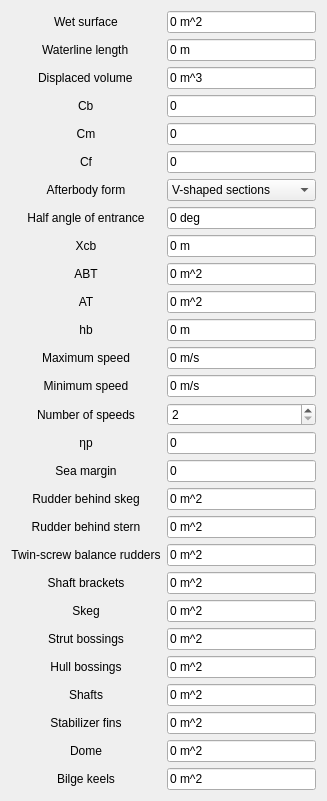
Above: freecad/ship/resources/ui/TaskPanel_resistanceHoltrop.ui from FreeCAD/freecad.ship before the change. Below: the same form after it.
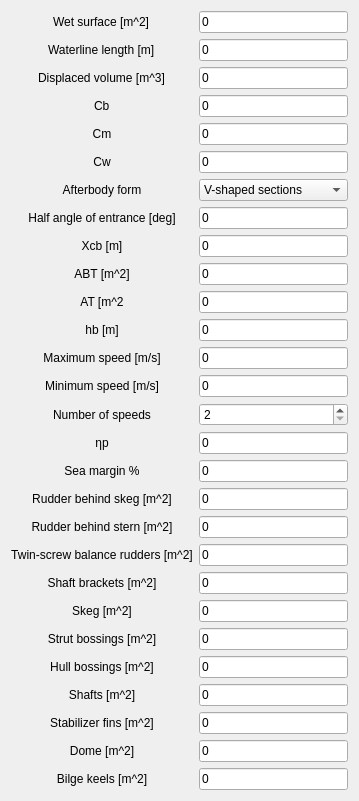
That is the form after the change. Custom widgets are drawn as their Qt base class.

Commit message: Updating of the units and inclusion of some ToolTips

```diff
--- a/freecad/ship/resources/ui/TaskPanel_resistanceHoltrop.ui
+++ b/freecad/ship/resources/ui/TaskPanel_resistanceHoltrop.ui
@@ -6,7 +6,7 @@
    <rect>
     <x>0</x>
     <y>0</y>
-    <width>308</width>
+    <width>332</width>
     <height>742</height>
    </rect>
   </property>
@@ -38,7 +38,7 @@
      <item row="17" column="1">
       <widget class="Gui::InputField" name="rbskeg">
        <property name="text">
-        <string notr="true">0 m^2</string>
+        <string notr="true">0</string>
        </property>
        <property name="unit" stdset="0">
         <string notr="true">m^2</string>
@@ -73,14 +73,14 @@
         </sizepolicy>
        </property>
        <property name="text">
-        <string>Displaced volume</string>
+        <string>Displaced volume [m^3]</string>
        </property>
       </widget>
      </item>
      <item row="7" column="0">
       <widget class="QLabel" name="iE_label">
        <property name="text">
-        <string>Half angle of entrance</string>
+        <string>Half angle of entrance [deg]</string>
        </property>
        <property name="alignment">
         <set>Qt::AlignCenter</set>
@@ -90,7 +90,7 @@
      <item row="26" column="1">
       <widget class="Gui::InputField" name="dome">
        <property name="text">
-        <string notr="true">0 m^2</string>
+        <string notr="true">0</string>
        </property>
        <property name="unit" stdset="0">
         <string notr="true">m^2</string>
@@ -103,7 +103,7 @@
      <item row="2" column="1">
       <widget class="Gui::InputField" name="volume">
        <property name="text">
-        <string notr="true">0 m^3</string>
+        <string notr="true">0</string>
        </property>
        <property name="unit" stdset="0">
         <string notr="true">m^3</string>
@@ -116,7 +116,7 @@
      <item row="1" column="1">
       <widget class="Gui::InputField" name="Lw">
        <property name="text">
-        <string notr="true">0 m</string>
+        <string notr="true">0</string>
        </property>
        <property name="maxLength">
         <number>100000</number>
@@ -138,7 +138,7 @@
         </sizepolicy>
        </property>
        <property name="text">
-        <string>Rudder behind stern</string>
+        <string>Rudder behind stern [m^2]</string>
        </property>
        <property name="alignment">
         <set>Qt::AlignCenter</set>
@@ -154,7 +154,7 @@
         </sizepolicy>
        </property>
        <property name="text">
-        <string>Waterline length</string>
+        <string>Waterline length [m]</string>
        </property>
       </widget>
      </item>
@@ -177,7 +177,7 @@
      <item row="10" column="1">
       <widget class="Gui::InputField" name="AT">
        <property name="text">
-        <string notr="true">0 m^2</string>
+        <string notr="true">0</string>
        </property>
        <property name="unit" stdset="0">
         <string notr="true">m^2</string>
@@ -190,7 +190,7 @@
      <item row="9" column="1">
       <widget class="Gui::InputField" name="ABT">
        <property name="text">
-        <string notr="true">0 m^2</string>
+        <string notr="true">0</string>
        </property>
        <property name="unit" stdset="0">
         <string notr="true">m^2</string>
@@ -235,7 +235,7 @@
      <item row="27" column="1">
       <widget class="Gui::InputField" name="bkl">
        <property name="text">
-        <string notr="true">0 m^2</string>
+        <string notr="true">0</string>
        </property>
        <property name="unit" stdset="0">
         <string notr="true">m^2</string>
@@ -248,7 +248,7 @@
      <item row="0" column="1">
       <widget class="Gui::InputField" name="Sw">
        <property name="text">
-        <string notr="true">0 m^2</string>
+        <string notr="true">0</string>
        </property>
        <property name="unit" stdset="0">
         <string notr="true">m^2</string>
@@ -261,7 +261,7 @@
      <item row="23" column="1">
       <widget class="Gui::InputField" name="hull_bossings">
        <property name="text">
-        <string notr="true">0 m^2</string>
+        <string notr="true">0</string>
        </property>
        <property name="unit" stdset="0">
         <string notr="true">m^2</string>
@@ -280,7 +280,7 @@
         </sizepolicy>
        </property>
        <property name="text">
-        <string>Bilge keels</string>
+        <string>Bilge keels [m^2]</string>
        </property>
        <property name="alignment">
         <set>Qt::AlignCenter</set>
@@ -303,7 +303,7 @@
      <item row="19" column="1">
       <widget class="Gui::InputField" name="twsbr">
        <property name="text">
-        <string notr="true">0 m^2</string>
+        <string notr="true">0</string>
        </property>
        <property name="maxLength">
         <number>100000</number>
@@ -325,7 +325,7 @@
         </sizepolicy>
        </property>
        <property name="text">
-        <string>Shafts</string>
+        <string>Shafts [m^2]</string>
        </property>
        <property name="alignment">
         <set>Qt::AlignCenter</set>
@@ -335,7 +335,7 @@
      <item row="18" column="1">
       <widget class="Gui::InputField" name="rbstern">
        <property name="text">
-        <string notr="true">0 m^2</string>
+        <string notr="true">0</string>
        </property>
        <property name="unit" stdset="0">
         <string notr="true">m^2</string>
@@ -357,7 +357,7 @@
         <string>&lt;html&gt;&lt;head/&gt;&lt;body&gt;&lt;p&gt;Inmersed part of the tranverse area of the transom at zero speed.&lt;/p&gt;&lt;/body&gt;&lt;/html&gt;</string>
        </property>
        <property name="text">
-        <string>AT</string>
+        <string>AT [m^2</string>
        </property>
        <property name="alignment">
         <set>Qt::AlignCenter</set>
@@ -367,7 +367,7 @@
      <item row="13" column="1">
       <widget class="Gui::InputField" name="min_speed">
        <property name="text">
-        <string notr="true">0 m/s</string>
+        <string notr="true">0</string>
        </property>
        <property name="unit" stdset="0">
         <string notr="true">m/s</string>
@@ -396,7 +396,7 @@
      <item row="22" column="1">
       <widget class="Gui::InputField" name="strut_bossing">
        <property name="text">
-        <string notr="true">0 m^2</string>
+        <string notr="true">0</string>
        </property>
        <property name="unit" stdset="0">
         <string notr="true">m^2</string>
@@ -409,7 +409,7 @@
      <item row="21" column="1">
       <widget class="Gui::InputField" name="skeg">
        <property name="text">
-        <string notr="true">0 m^2</string>
+        <string notr="true">0</string>
        </property>
        <property name="unit" stdset="0">
         <string notr="true">m^2</string>
@@ -422,7 +422,7 @@
      <item row="12" column="1">
       <widget class="Gui::InputField" name="max_speed">
        <property name="text">
-        <string notr="true">0 m/s</string>
+        <string notr="true">0</string>
        </property>
        <property name="unit" stdset="0">
         <string notr="true">m/s</string>
@@ -441,7 +441,7 @@
         </sizepolicy>
        </property>
        <property name="text">
-        <string>Shaft brackets</string>
+        <string>Shaft brackets [m^2]</string>
        </property>
        <property name="alignment">
         <set>Qt::AlignCenter</set>
@@ -451,7 +451,7 @@
      <item row="11" column="1">
       <widget class="Gui::InputField" name="hb">
        <property name="text">
-        <string notr="true">0 m</string>
+        <string notr="true">0</string>
        </property>
        <property name="unit" stdset="0">
         <string notr="true">m</string>
@@ -473,7 +473,7 @@
         <string>&lt;html&gt;&lt;head/&gt;&lt;body&gt;&lt;p&gt;Number of speed to compute the resistance.&lt;/p&gt;&lt;p&gt;&lt;br/&gt;&lt;/p&gt;&lt;/body&gt;&lt;/html&gt;</string>
        </property>
        <property name="text">
-        <string>Dome</string>
+        <string>Dome [m^2]</string>
        </property>
        <property name="alignment">
         <set>Qt::AlignCenter</set>
@@ -492,7 +492,7 @@
         <string>&lt;html&gt;&lt;head/&gt;&lt;body&gt;&lt;p&gt;Tranverse bulb area at the position where the still-water surface intersects the stem.&lt;/p&gt;&lt;/body&gt;&lt;/html&gt;</string>
        </property>
        <property name="text">
-        <string>ABT</string>
+        <string>ABT [m^2]</string>
        </property>
        <property name="alignment">
         <set>Qt::AlignCenter</set>
@@ -540,7 +540,7 @@
         <string>&lt;html&gt;&lt;head/&gt;&lt;body&gt;&lt;p&gt;Minimum speed to compute the resistance.&lt;/p&gt;&lt;/body&gt;&lt;/html&gt;</string>
        </property>
        <property name="text">
-        <string>Minimum speed</string>
+        <string>Minimum speed [m/s]</string>
        </property>
        <property name="alignment">
         <set>Qt::AlignCenter</set>
@@ -550,7 +550,7 @@
      <item row="20" column="1">
       <widget class="Gui::InputField" name="sbr">
        <property name="text">
-        <string notr="true">0 m^2</string>
+        <string notr="true">0</string>
        </property>
        <property name="maxLength">
         <number>100000</number>
@@ -575,7 +575,7 @@
         <string>&lt;html&gt;&lt;head/&gt;&lt;body&gt;&lt;p&gt;Minimum speed to compute the resistance.&lt;/p&gt;&lt;/body&gt;&lt;/html&gt;</string>
        </property>
        <property name="text">
-        <string>Strut bossings</string>
+        <string>Strut bossings [m^2]</string>
        </property>
        <property name="alignment">
         <set>Qt::AlignCenter</set>
@@ -591,7 +591,7 @@
         </sizepolicy>
        </property>
        <property name="text">
-        <string>Hull bossings</string>
+        <string>Hull bossings [m^2]</string>
        </property>
        <property name="alignment">
         <set>Qt::AlignCenter</set>
@@ -601,7 +601,7 @@
      <item row="8" column="1">
       <widget class="Gui::InputField" name="xcb">
        <property name="text">
-        <string notr="true">0 m</string>
+        <string notr="true">0</string>
        </property>
        <property name="unit" stdset="0">
         <string notr="true">m</string>
@@ -617,7 +617,7 @@
         <string>&lt;html&gt;&lt;head/&gt;&lt;body&gt;&lt;p&gt;Longitudinal position of the center of buoyancy mesaured from aft point.&lt;/p&gt;&lt;p&gt;&lt;br/&gt;&lt;/p&gt;&lt;p&gt;&lt;br/&gt;&lt;/p&gt;&lt;/body&gt;&lt;/html&gt;</string>
        </property>
        <property name="text">
-        <string>Xcb</string>
+        <string>Xcb [m]</string>
        </property>
        <property name="alignment">
         <set>Qt::AlignCenter</set>
@@ -646,7 +646,7 @@
      <item row="25" column="1">
       <widget class="Gui::InputField" name="stab_fins">
        <property name="text">
-        <string notr="true">0 m^2</string>
+        <string notr="true">0</string>
        </property>
        <property name="unit" stdset="0">
         <string notr="true">m^2</string>
@@ -675,7 +675,7 @@
         </sizepolicy>
        </property>
        <property name="text">
-        <string>Wet surface</string>
+        <string>Wet surface [m^2]</string>
        </property>
       </widget>
      </item>
@@ -688,7 +688,7 @@
         </sizepolicy>
        </property>
        <property name="text">
-        <string>Skeg</string>
+        <string>Skeg [m^2]</string>
        </property>
        <property name="alignment">
         <set>Qt::AlignCenter</set>
@@ -707,7 +707,7 @@
         <string>&lt;html&gt;&lt;head/&gt;&lt;body&gt;&lt;p&gt;Position of the center of the tranverse area ABT above the keel line.&lt;/p&gt;&lt;/body&gt;&lt;/html&gt;</string>
        </property>
        <property name="text">
-        <string>hb</string>
+        <string>hb [m]</string>
        </property>
        <property name="alignment">
         <set>Qt::AlignCenter</set>
@@ -726,7 +726,7 @@
         <string>&lt;html&gt;&lt;head/&gt;&lt;body&gt;&lt;p&gt;Waterplane area coefficient&lt;/p&gt;&lt;/body&gt;&lt;/html&gt;</string>
        </property>
        <property name="text">
-        <string>Cf</string>
+        <string>Cw</string>
        </property>
        <property name="alignment">
         <set>Qt::AlignCenter</set>
@@ -742,7 +742,7 @@
         </sizepolicy>
        </property>
        <property name="text">
-        <string>Twin-screw balance rudders</string>
+        <string>Twin-screw balance rudders [m^2]</string>
        </property>
        <property name="alignment">
         <set>Qt::AlignCenter</set>
@@ -758,7 +758,7 @@
         </sizepolicy>
        </property>
        <property name="text">
-        <string>Rudder behind skeg</string>
+        <string>Rudder behind skeg [m^2]</string>
        </property>
        <property name="alignment">
         <set>Qt::AlignCenter</set>
@@ -768,7 +768,7 @@
      <item row="24" column="1">
       <widget class="Gui::InputField" name="shafts">
        <property name="text">
-        <string notr="true">0 m^2</string>
+        <string notr="true">0</string>
        </property>
        <property name="unit" stdset="0">
         <string notr="true">m^2</string>
@@ -790,7 +790,7 @@
         <string>&lt;html&gt;&lt;head/&gt;&lt;body&gt;&lt;p&gt;Check the box if the ship has a rudder.&lt;/p&gt;&lt;p&gt;&lt;br/&gt;&lt;/p&gt;&lt;/body&gt;&lt;/html&gt;</string>
        </property>
        <property name="text">
-        <string>Stabilizer fins</string>
+        <string>Stabilizer fins [m^2]</string>
        </property>
        <property name="alignment">
         <set>Qt::AlignCenter</set>
@@ -809,7 +809,7 @@
         <string>&lt;html&gt;&lt;head/&gt;&lt;body&gt;&lt;p&gt;Maximum speed to compute the resistance.&lt;br/&gt;&lt;/p&gt;&lt;/body&gt;&lt;/html&gt;</string>
        </property>
        <property name="text">
-        <string>Maximum speed</string>
+        <string>Maximum speed [m/s]</string>
        </property>
        <property name="alignment">
         <set>Qt::AlignCenter</set>
@@ -819,7 +819,7 @@
      <item row="7" column="1">
       <widget class="Gui::InputField" name="iE">
        <property name="text">
-        <string notr="true">0 deg</string>
+        <string notr="true">0</string>
        </property>
        <property name="unit" stdset="0">
         <string notr="true">deg</string>
@@ -835,7 +835,7 @@
         <string>&lt;html&gt;&lt;head/&gt;&lt;body&gt;&lt;p&gt;Enter the sea margin as a percentage&lt;/p&gt;&lt;/body&gt;&lt;/html&gt;</string>
        </property>
        <property name="text">
-        <string>Sea margin</string>
+        <string>Sea margin %</string>
        </property>
        <property name="alignment">
         <set>Qt::AlignCenter</set>
```
Left out of the diff: 51 changed lines with no effect on the pictures.
